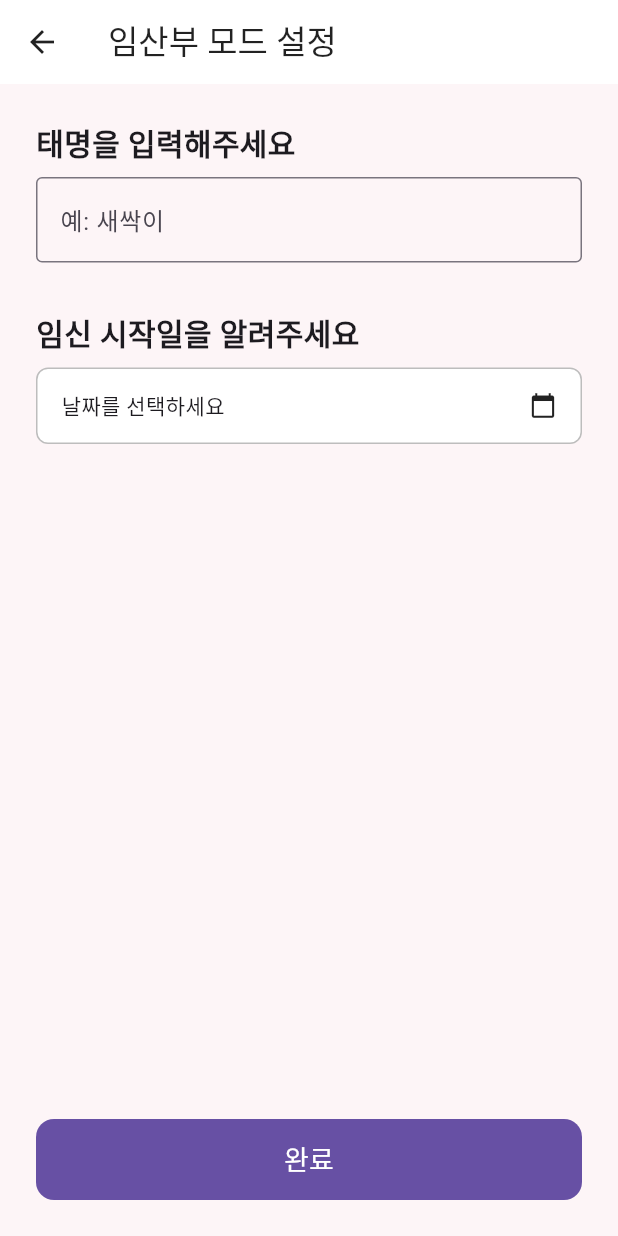
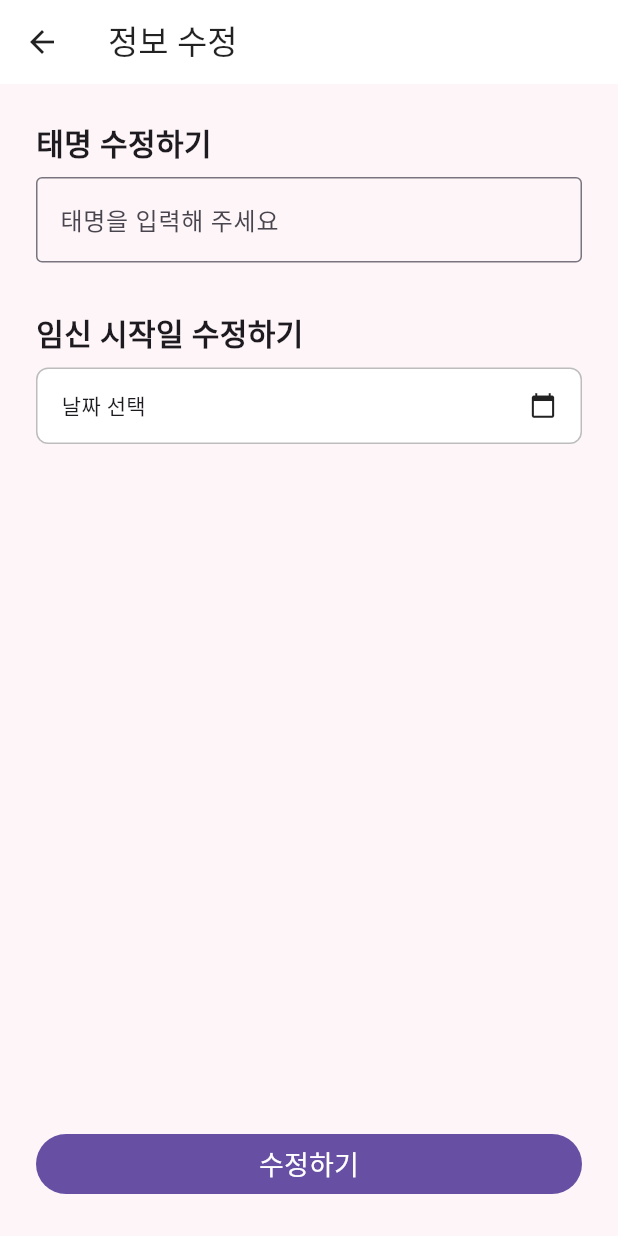
Before and after one commit to 2025-LGDX-9/DX_Project, a Flutter app: the MyPageScreen screen opened directly with empty values, after a tap on "내 정보 수정", on a phone screen of 412 x 824 dp. Run offline on Flutter 3.47's test engine with Material 3 defaults, Android fonts, the phone set to English and light mode, and no system bars; our stand-ins replace geolocator, hive, hive_flutter, webview_flutter; accounts and stored records are empty.

Commit message:
태명 수정

```diff
--- a/lib/pregnancy_controller.dart
+++ b/lib/pregnancy_controller.dart
@@ -1,6 +1,7 @@
+import 'package:flutter/foundation.dart';
 import 'package:hive/hive.dart';
 
-class PregnancyController {
+class PregnancyController extends ChangeNotifier{
   String? babyNickname; // 태명
   DateTime? startDate;  // 임신 시작일
   String? uniqueKey;
@@ -11,6 +12,13 @@ class PregnancyController {
     babyNickname = nickname;
     startDate = start;
     this.uniqueKey = uniqueKey;
+
+    notifyListeners();
+  }
+
+  void setStartDate(DateTime date) {
+    startDate = date;
+    notifyListeners();  // weeks, dDayString getter가 자동으로 최신 계산됨
   }
 
   // =========================
--- a/lib/screens/4thpage/my_page_screen.dart
+++ b/lib/screens/4thpage/my_page_screen.dart
@@ -1,6 +1,6 @@
 import 'package:flutter/material.dart';
 import 'package:pregnancy_mode_app/pregnancy_controller.dart';
-import 'package:pregnancy_mode_app/screens/1stpage/onboarding_screen.dart';
+import 'package:pregnancy_mode_app/screens/4thpage/update_mypage.dart';
 
 class MyPageScreen extends StatelessWidget {
   const MyPageScreen({super.key, required this.controller});
@@ -87,7 +87,7 @@ class MyPageScreen extends StatelessWidget {
                     Row(
                       children: const [
                         Text(
-                          "새싹이",
+                          "새싹맘",
                           style: TextStyle(
                             fontSize: 26,
                             fontWeight: FontWeight.w700,
@@ -108,8 +108,16 @@ class MyPageScreen extends StatelessWidget {
                       child: InkWell(
                         borderRadius: BorderRadius.circular(20),
                         onTap: () {
-                          Navigator.push(context, MaterialPageRoute(builder: (_)=>OnboardingScreen(controller: controller, onCompleted: (){})));
+                          Navigator.push(
+                            context,
+                            MaterialPageRoute(
+                              builder: (_) => UpdateMyPageScreen(
+                                controller: controller,
+                              ),
+                            ),
+                          );
                         },
+
                         child: Ink(
                           decoration: BoxDecoration(
                             color: Colors.white,
--- /dev/null
+++ b/lib/screens/4thpage/update_mypage.dart
@@ -0,0 +1,179 @@
+import 'package:flutter/material.dart';
+import 'package:hive/hive.dart';
+import 'package:pregnancy_mode_app/pregnancy_controller.dart';
+
+import '../../services/api_service.dart';
+
+class UpdateMyPageScreen extends StatefulWidget {
+  final PregnancyController controller;
+
+  const UpdateMyPageScreen({super.key, required this.controller});
+
+  @override
+  State<UpdateMyPageScreen> createState() => _UpdateMyPageScreenState();
+}
+
+class _UpdateMyPageScreenState extends State<UpdateMyPageScreen> {
+  final _formKey = GlobalKey<FormState>();
+  final TextEditingController _nicknameCtrl = TextEditingController();
+  DateTime? _startDate;
+
+  String? _uniqueKey;
+
+  @override
+  void initState() {
+    super.initState();
+
+    final box = Hive.box('pregnancyBox');
+
+    _uniqueKey = box.get('unique_key');
+    _nicknameCtrl.text = box.get('nickname', defaultValue: "");
+
+    String? savedDate = box.get('startDate');
+
+    if (savedDate != null) {
+      _startDate = DateTime.parse(savedDate);
+    }
+  }
+
+  @override
+  Widget build(BuildContext context) {
+    return Scaffold(
+      backgroundColor: const Color(0xfffdf5f7),
+      appBar: AppBar(
+        title: const Text("정보 수정"),
+        backgroundColor: Colors.white,
+        foregroundColor: Colors.black87,
+        elevation: 0,
+      ),
+      body: Padding(
+        padding: const EdgeInsets.all(24),
+        child: Form(
+          key: _formKey,
+          child: Column(
+            crossAxisAlignment: CrossAxisAlignment.start,
+            children: [
+
+              const Text("태명 수정하기",
+                  style: TextStyle(fontSize: 20, fontWeight: FontWeight.bold)),
+              const SizedBox(height: 8),
+
+              TextFormField(
+                controller: _nicknameCtrl,
+                decoration: const InputDecoration(
+                  hintText: "태명을 입력해 주세요",
+                  border: OutlineInputBorder(),
+                ),
+              ),
+
+              const SizedBox(height: 32),
+
+              const Text("임신 시작일 수정하기",
+                  style: TextStyle(fontSize: 20, fontWeight: FontWeight.bold)),
+              const SizedBox(height: 8),
+
+              InkWell(
+                onTap: () async {
+                  final now = DateTime.now();
+                  final picked = await showDatePicker(
+                    context: context,
+                    initialDate: _startDate ?? now,
+                    firstDate: now.subtract(const Duration(days: 280)),
+                    lastDate: now,
+                  );
+                  if (picked != null) {
+                    setState(() => _startDate = picked);
+                  }
+                },
+                child: Container(
+                  padding: const EdgeInsets.symmetric(horizontal: 16, vertical: 14),
+                  decoration: BoxDecoration(
+                    borderRadius: BorderRadius.circular(8),
+                    border: Border.all(color: Colors.grey.shade400),
+                    color: Colors.white,
+                  ),
+                  child: Row(
+                    mainAxisAlignment: MainAxisAlignment.spaceBetween,
+                    children: [
+                      Text(_startDate == null
+                          ? "날짜 선택"
+                          : "${_startDate!.year}-${_startDate!.month.toString().padLeft(2, '0')}-${_startDate!.day.toString().padLeft(2, '0')}"),
+                      const Icon(Icons.calendar_today, size: 18),
+                    ],
+                  ),
+                ),
+              ),
+
+              const Spacer(),
+
+              SizedBox(
+                width: double.infinity,
+                child: FilledButton(
+                  onPressed: _updateInfo,
+                  child: const Text("수정하기", style: TextStyle(fontSize: 18)),
+                ),
+              )
+            ],
+          ),
+        ),
+      ),
+    );
+  }
+
+
+  Future<void> _updateInfo() async {
+    if (_nicknameCtrl.text.trim().isEmpty) {
+      ScaffoldMessenger.of(context).showSnackBar(
+        const SnackBar(content: Text("태명을 입력해주세요")),
+      );
+      return; // 서버 통신하지 않음
+    }
+
+    if (_startDate == null) {
+      ScaffoldMessenger.of(context).showSnackBar(
+        const SnackBar(content: Text("임신 시작일을 선택해주세요")),
+      );
+      return; // 서버 통신하지 않음
+    }
+
+    if (_uniqueKey == null) {
+      ScaffoldMessenger.of(context).showSnackBar(
+        const SnackBar(content: Text("고유키 정보를 찾을 수 없습니다.")),
+      );
+      return;
+    }
+
+    final formattedDate =
+        "${_startDate!.year}-${_startDate!.month.toString().padLeft(2, '0')}-${_startDate!.day.toString().padLeft(2, '0')}";
+
+    // ① Hive 업데이트
+    final box = Hive.box('pregnancyBox');
+    box.put('nickname', _nicknameCtrl.text.trim());
+    box.put('startDate', formattedDate);
+
+    // ② 서버 업데이트
+    final success = await ApiService().updatePregnancyInfo(
+      _uniqueKey!,
+      _nicknameCtrl.text.trim(),
+      formattedDate,
+    );
+
+    if (!success) {
+      ScaffoldMessenger.of(context).showSnackBar(
+        const SnackBar(content: Text("서버 업데이트 실패")),
+      );
+      return;
+    }
+
+    // ③ 컨트롤러 업데이트 (홈/마이페이지에서 즉시 반영)
+    widget.controller.saveInfo(
+      nickname: _nicknameCtrl.text.trim(),
+      start: _startDate!,
+      uniqueKey: _uniqueKey!,
+    );
+
+    // ④ 화면으로 "수정됨" 신호 보내기
+    Navigator.pop(context, true);
+  }
+
+}
```
Also changed, not shown: lib/main.dart (+21 -22 lines), lib/screens/1stpage/home_screen.dart (+20 -3 lines), lib/services/api_service.dart (+20 -0 lines).
